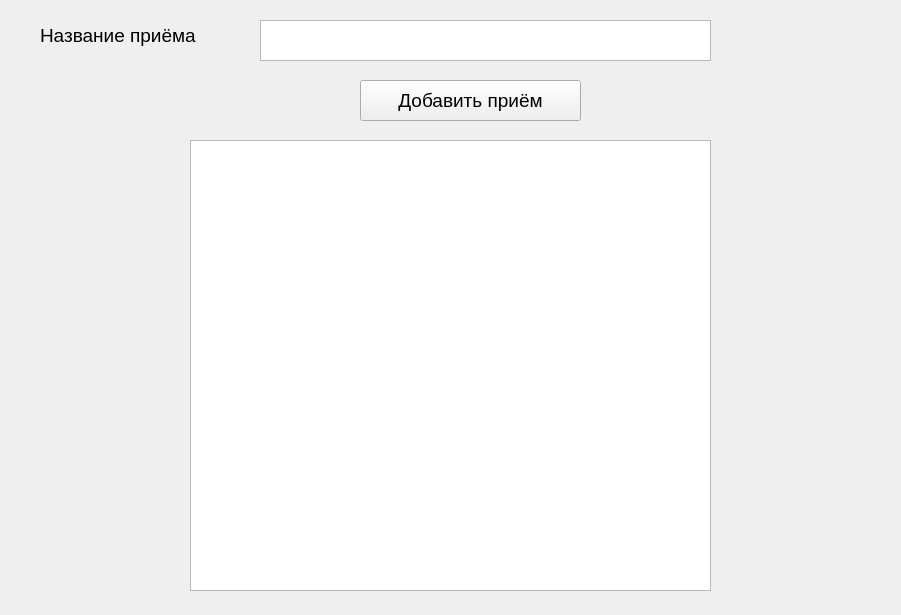
Old version of the form add_technic.ui in the repository Arlonar/SportAnalyzer.
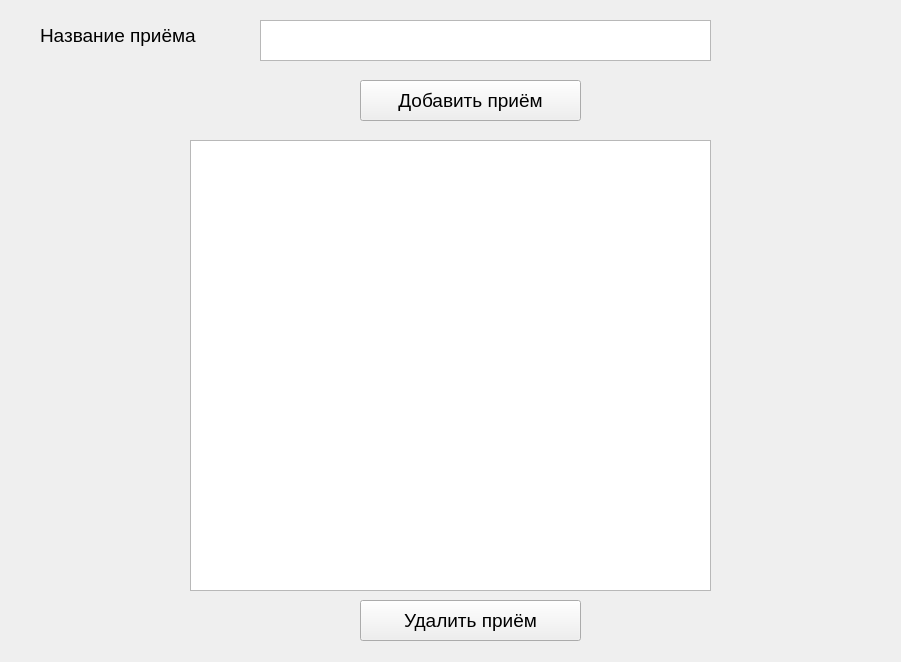
New version of the form.

The edit to the form file:
```diff
--- a/add_technic.ui
+++ b/add_technic.ui
@@ -7,7 +7,7 @@
     <x>0</x>
     <y>0</y>
     <width>901</width>
-    <height>615</height>
+    <height>662</height>
    </rect>
   </property>
   <property name="windowTitle">
@@ -97,6 +97,24 @@
     <bool>false</bool>
    </attribute>
   </widget>
+  <widget class="QPushButton" name="delete_technic_button">
+   <property name="geometry">
+    <rect>
+     <x>360</x>
+     <y>600</y>
+     <width>221</width>
+     <height>41</height>
+    </rect>
+   </property>
+   <property name="font">
+    <font>
+     <pointsize>14</pointsize>
+    </font>
+   </property>
+   <property name="text">
+    <string>Удалить приём</string>
+   </property>
+  </widget>
  </widget>
  <resources/>
  <connections/>
```
Left out of the diff: 2 changed lines with no effect on the pictures.
